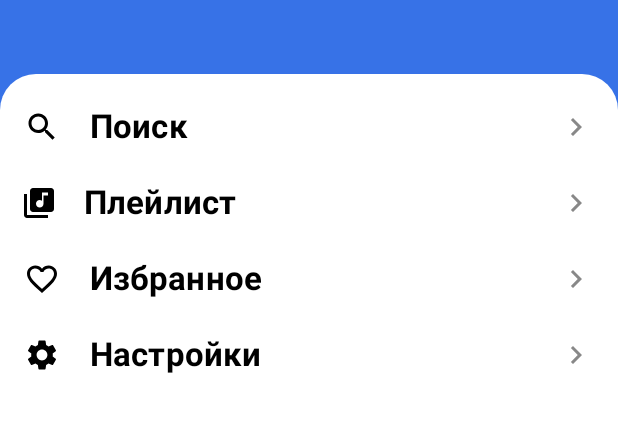
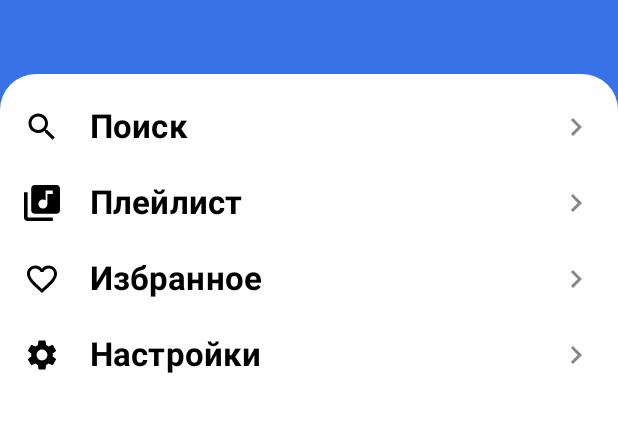
Before and after one commit to LangodXXL/playlist-maker, an Android app built with Jetpack Compose: the screen it shows after launch (MainActivity), on a phone screen of 412 x 824 dp, the part 76-508 px from its top. Run offline under Robolectric (Android 15) with nearby library versions, the phone set to English and light mode, and no system bars.

Commit message:
sprint-5 small fix

```diff
--- a/app/src/main/AndroidManifest.xml
+++ b/app/src/main/AndroidManifest.xml
@@ -12,7 +12,7 @@
         android:supportsRtl="true"
         android:theme="@style/Theme.Playlist">
         <activity
-            android:name=".ui.MainActivity"
+            android:name=".ui.activity.MainActivity"
             android:exported="true"
             android:label="@string/app_name"
             android:theme="@style/Theme.Playlist">
@@ -24,13 +24,13 @@
         </activity>
 
         <activity
-            android:name=".ui.SettingsActivity"
+            android:name=".ui.activity.SettingsActivity"
             android:exported="false"
             android:label="@string/app_name">
         </activity>
 
         <activity
-            android:name=".ui.SeacrhActivity"
+            android:name=".ui.activity.SeacrhActivity"
             android:exported="false"
             android:label="@string/app_name">
         </activity>
--- a/app/src/main/java/com/solyakov/playlist/Storage.kt
+++ b/app/src/main/java/com/solyakov/playlist/creator/Storage.kt
@@ -1,4 +1,4 @@
-package com.solyakov.playlist
+package com.solyakov.playlist.creator
 
 import com.solyakov.playlist.data.dto.TrackDto
 
--- a/app/src/main/java/com/solyakov/playlist/data/network/RetrofitNetworkClient.kt
+++ b/app/src/main/java/com/solyakov/playlist/data/network/RetrofitNetworkClient.kt
@@ -1,6 +1,6 @@
 package com.solyakov.playlist.data.network
 
-import com.solyakov.playlist.Storage
+import com.solyakov.playlist.creator.Storage
 import com.solyakov.playlist.domain.api.NetworkClient
 import com.solyakov.playlist.data.dto.TracksSearchRequest
 import com.solyakov.playlist.data.dto.TracksSearchResponse
--- a/app/src/main/java/com/solyakov/playlist/ui/SearchScreen.kt
+++ b/app/src/main/java/com/solyakov/playlist/ui/SearchScreen.kt
@@ -74,6 +74,7 @@ fun SearchScreen(onClick: () -> Unit) {
                 .fillMaxWidth()
                 .padding(horizontal = 16.dp, vertical = 6.dp),
             value = inputText,
+            placeholder = {Text(text = stringResource(R.string.search))},
             onValueChange = { inputText = it },
             trailingIcon = {
                 if (inputText.isNotEmpty()) {
--- a/app/src/main/java/com/solyakov/playlist/ui/SettingsActivity.kt
+++ b/app/src/main/java/com/solyakov/playlist/ui/activity/MainActivity.kt
@@ -1,19 +1,22 @@
-package com.solyakov.playlist.ui
+package com.solyakov.playlist.ui.activity
 
 import android.os.Bundle
 import androidx.activity.ComponentActivity
 import androidx.activity.compose.setContent
 import androidx.activity.enableEdgeToEdge
+import androidx.navigation.compose.rememberNavController
+import com.solyakov.playlist.PlaylistHost
 import com.solyakov.playlist.ui.theme.PlaylistTheme
 
-class SettingsActivity: ComponentActivity() {
-
+class MainActivity : ComponentActivity() {
     override fun onCreate(savedInstanceState: Bundle?) {
         super.onCreate(savedInstanceState)
         enableEdgeToEdge()
         setContent {
-            PlaylistTheme { ->
-                    SettingsScreen({})
+            PlaylistTheme {
+                val navController = rememberNavController()
+                val playlistHost = PlaylistHost(navController)
+                playlistHost.NavGraph()
             }
         }
     }
--- a/app/src/main/java/com/solyakov/playlist/ui/MainActivity.kt
+++ b/app/src/main/java/com/solyakov/playlist/ui/activity/SeacrhActivity.kt
@@ -1,22 +1,20 @@
-package com.solyakov.playlist.ui
+package com.solyakov.playlist.ui.activity
 
 import android.os.Bundle
 import androidx.activity.ComponentActivity
 import androidx.activity.compose.setContent
 import androidx.activity.enableEdgeToEdge
-import androidx.navigation.compose.rememberNavController
-import com.solyakov.playlist.PlaylistHost
+import com.solyakov.playlist.ui.SearchScreen
 import com.solyakov.playlist.ui.theme.PlaylistTheme
 
-class MainActivity : ComponentActivity() {
+class SeacrhActivity: ComponentActivity() {
+
     override fun onCreate(savedInstanceState: Bundle?) {
         super.onCreate(savedInstanceState)
         enableEdgeToEdge()
         setContent {
             PlaylistTheme {
-                val navController = rememberNavController()
-                val playlistHost = PlaylistHost(navController)
-                playlistHost.NavGraph()
+                SearchScreen({})
             }
         }
     }
--- a/app/src/main/java/com/solyakov/playlist/ui/SeacrhActivity.kt
+++ b/app/src/main/java/com/solyakov/playlist/ui/activity/SettingsActivity.kt
@@ -1,19 +1,20 @@
-package com.solyakov.playlist.ui
+package com.solyakov.playlist.ui.activity
 
 import android.os.Bundle
 import androidx.activity.ComponentActivity
 import androidx.activity.compose.setContent
 import androidx.activity.enableEdgeToEdge
+import com.solyakov.playlist.ui.SettingsScreen
 import com.solyakov.playlist.ui.theme.PlaylistTheme
 
-class SeacrhActivity: ComponentActivity() {
+class SettingsActivity: ComponentActivity() {
 
     override fun onCreate(savedInstanceState: Bundle?) {
         super.onCreate(savedInstanceState)
         enableEdgeToEdge()
         setContent {
-            PlaylistTheme {
-                SearchScreen({})
+            PlaylistTheme { ->
+                SettingsScreen({})
             }
         }
     }
--- a/app/src/main/java/com/solyakov/playlist/ui/theme/Theme.kt
+++ b/app/src/main/java/com/solyakov/playlist/ui/theme/Theme.kt
@@ -12,9 +12,9 @@ import androidx.compose.runtime.Composable
 import androidx.compose.ui.platform.LocalContext
 
 private val DarkColorScheme = darkColorScheme(
-    primary = Purple80,
-    secondary = PurpleGrey80,
-    tertiary = Pink80
+//    primary = Purple80,
+//    secondary = PurpleGrey80,
+//    tertiary = Pink80
 )
 
 private val LightColorScheme = lightColorScheme(
@@ -41,12 +41,12 @@ fun PlaylistTheme(
     content: @Composable () -> Unit
 ) {
     val colorScheme = when {
-        dynamicColor && Build.VERSION.SDK_INT >= Build.VERSION_CODES.S -> {
-            val context = LocalContext.current
-            if (darkTheme) dynamicDarkColorScheme(context) else dynamicLightColorScheme(context)
-        }
+//        dynamicColor && Build.VERSION.SDK_INT >= Build.VERSION_CODES.S -> {
+//            val context = LocalContext.current
+//            if (darkTheme) dynamicDarkColorScheme(context) else dynamicLightColorScheme(context)
+//        }
 
-        darkTheme -> DarkColorScheme
+        darkTheme -> LightColorScheme
         else -> LightColorScheme
     }
 
--- a/app/src/main/res/drawable/vector.xml
+++ b/app/src/main/res/drawable/vector.xml
@@ -1,6 +1,6 @@
 <vector xmlns:android="http://schemas.android.com/apk/res/android"
-    android:width="20dp"
-    android:height="20dp"
+    android:width="24dp"
+    android:height="24dp"
     android:viewportWidth="20"
     android:viewportHeight="20">
   <path
```
